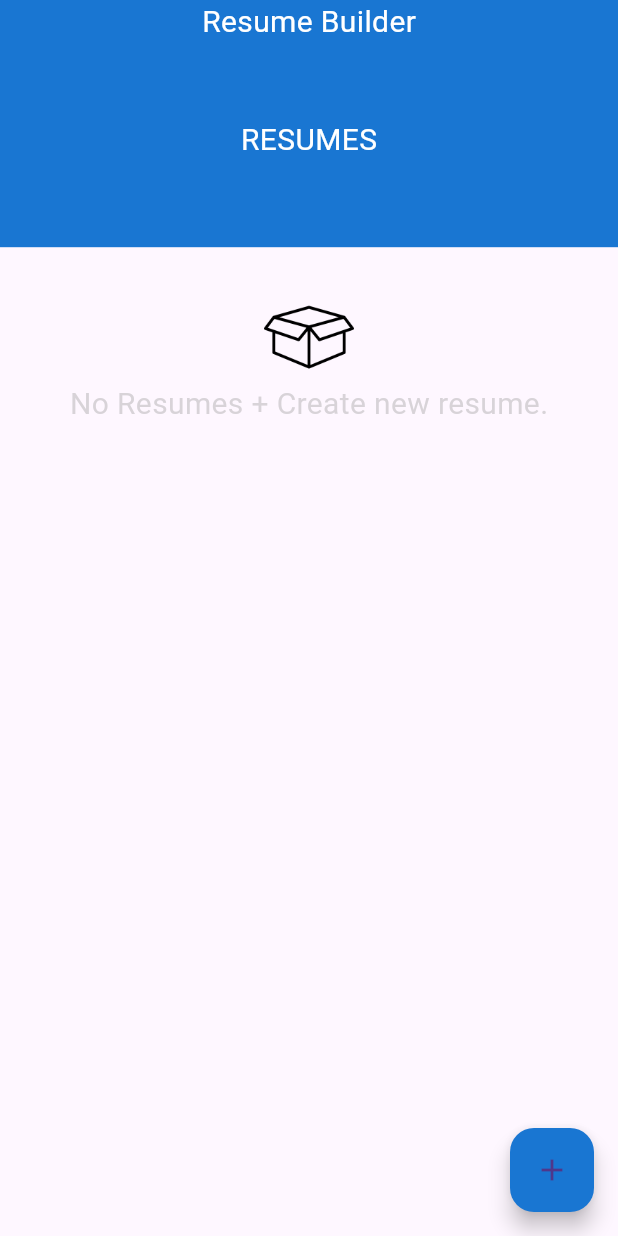
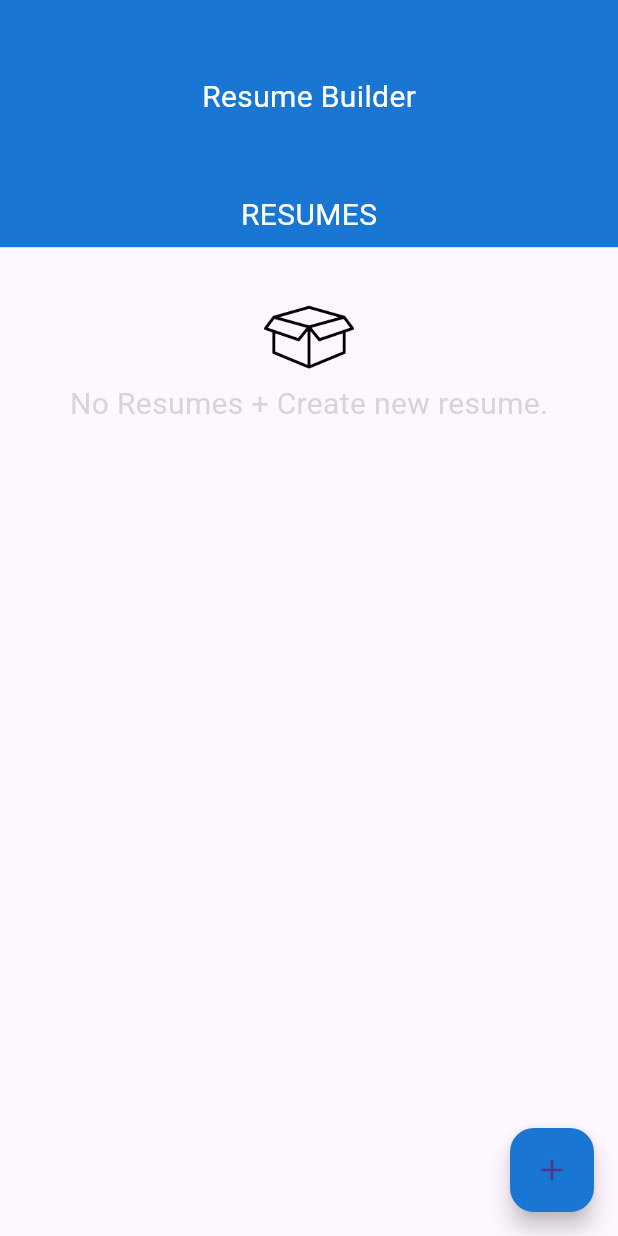
Before and after one commit to vrundpadariya/vrund_resume_builder_app, a Flutter app: the screen it shows after launch, on a phone screen of 412 x 824 dp. Run offline on Flutter 3.47's test engine with Material 2 defaults, Android fonts, the phone set to English and light mode, and no system bars.

Commit message:
5 commits

```diff
--- a/lib/screen/homepage.dart
+++ b/lib/screen/homepage.dart
@@ -24,6 +24,9 @@ class _HomepageState extends State<Homepage> {
               child: Column(
                 // mainAxisAlignment: MainAxisAlignment.center,
                 children: [
+                  const SizedBox(
+                    height: 50,
+                  ),
                   Text(
                     "Resume Builder",
                     style: TextStyle(
```
Also changed, not shown: lib/screen/Build_opition_page/personal_detail.dart (+10 -3 lines).
